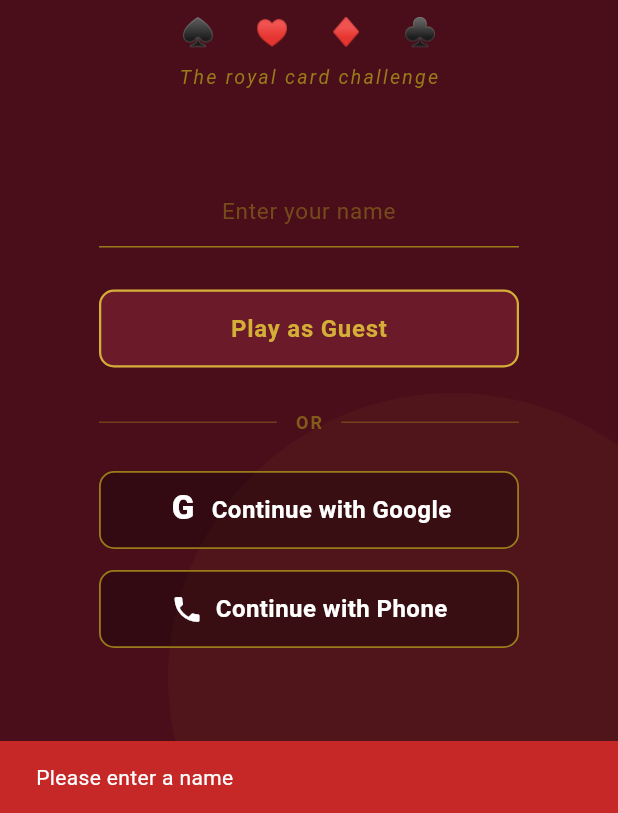
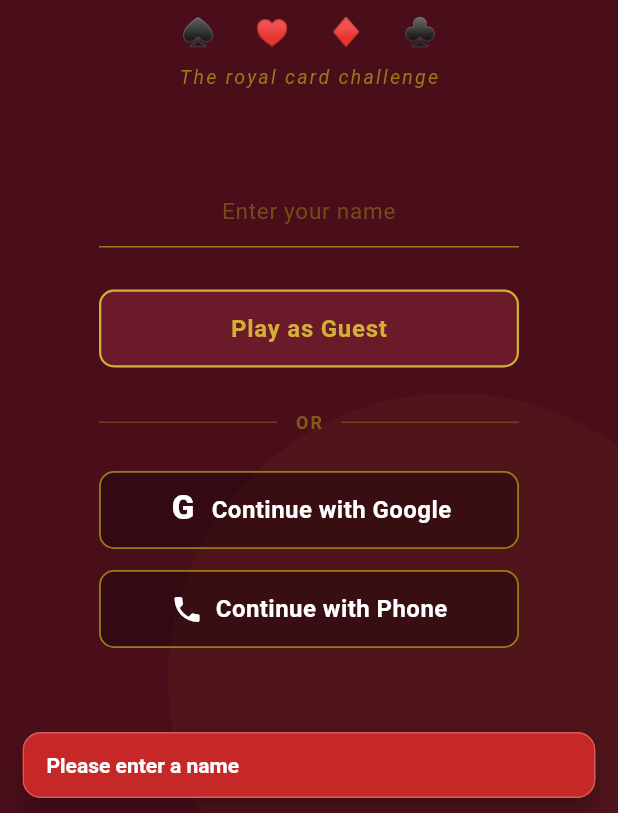
Before and after one commit to itay-nov/royal-frame, a Flutter app: the screen it shows after launch, after a tap on "Play as Guest", on a phone screen of 412 x 824 dp, the part 423-1236 px from its top. Run offline on Flutter 3.47's test engine with Material 3 defaults, Android fonts, the phone set to English and light mode, and no system bars; our stand-ins replace audioplayers, cloud_firestore, confetti, firebase_auth, firebase_core, flutter_secure_storage and 6 more; missing offline and left inert: dart:js_interop, firebase_app_check; accounts and stored records are empty; network calls fail.

Commit message:
feat(resilience): surface duel sync failures, log swallowed errors at call sites
- lib/utils/app_feedback.dart: showAppSnack (token-styled, floating,
  replaces current snack) + logError (kDebugMode-gated, scoped tags).
- duel_service: syncScore and markFinished now return Future<bool> with
  internal try/catch + logging — a thrown Firestore error can no longer
  vanish into a fire-and-forget closure and silently decide a duel with
  a stale score. markAbandoned/signalRematch failures now logged.
- board_screen: duplicated markFinished closures replaced by
  _reportDuelFinished — one retry (transaction is uid-keyed idempotent),
  then an error snack telling the player the result may not be recorded
  (TODO(l10n) for Phase 7). Fire-and-forget service loads get
  .catchError(logError). Periodic score sync documented as self-healing.
- welcome_screen: _showError/_showInfo delegate to showAppSnack.
- main.dart (widget section): snackBarTheme + dialogTheme so all
  Material snacks/dialogs conform to the token chrome.
- tutorial_manager persist + streak_service documented; error snackbar
  reds tokenized to kDanger (identical value to red.shade800).
- Audio-lifecycle try/catches intentionally left bare: harmless
  double-stop guards, logging them is noise (audio is cut-line scope).

Co-Authored-By: Claude Fable 5 <noreply@anthropic.com>

```diff
--- a/lib/main.dart
+++ b/lib/main.dart
@@ -67,6 +67,25 @@ class RoyalFrameApp extends StatelessWidget {
         textButtonTheme: TextButtonThemeData(
           style: TextButton.styleFrom(foregroundColor: kGoldLight),
         ),
+        snackBarTheme: SnackBarThemeData(
+          backgroundColor: kBurgundyLight,
+          behavior: SnackBarBehavior.floating,
+          contentTextStyle: const TextStyle(
+            color: kGoldLight,
+            fontWeight: FontWeight.w600,
+          ),
+          shape: RoundedRectangleBorder(
+            borderRadius: kBrMd,
+            side: const BorderSide(color: kGold, width: 1),
+          ),
+        ),
+        dialogTheme: const DialogThemeData(
+          backgroundColor: kBurgundyLight,
+          shape: RoundedRectangleBorder(
+            borderRadius: kBrLg,
+            side: BorderSide(color: kGold, width: 1.5),
+          ),
+        ),
       ),
       home: initialName == null
           ? const WelcomeScreen()
--- a/lib/screens/welcome_screen.dart
+++ b/lib/screens/welcome_screen.dart
@@ -4,6 +4,7 @@ import 'package:flutter/material.dart';
 import 'package:flutter/services.dart';
 import 'package:shared_preferences/shared_preferences.dart';
 import '../theme_constants.dart';
+import '../utils/app_feedback.dart';
 import '../utils/localization.dart';
 import '../services/auth_service.dart';
 import '../services/db_service.dart';
@@ -67,22 +68,12 @@ class _WelcomeScreenState extends State<WelcomeScreen> {
 
   void _showError(String message) {
     if (!mounted) return;
-    ScaffoldMessenger.of(context).showSnackBar(
-      SnackBar(
-        content: Text(message, style: const TextStyle(color: Colors.white)),
-        backgroundColor: Colors.red.shade800,
-      ),
-    );
+    showAppSnack(context, message, isError: true);
   }
 
   void _showInfo(String message) {
     if (!mounted) return;
-    ScaffoldMessenger.of(context).showSnackBar(
-      SnackBar(
-        content: Text(message, style: const TextStyle(color: Colors.white)),
-        backgroundColor: kBurgundyLight,
-      ),
-    );
+    showAppSnack(context, message);
   }
 
   // ─── Guest login ──────────────────────────────────────────────────────────
--- a/lib/services/streak_service.dart
+++ b/lib/services/streak_service.dart
@@ -1,6 +1,9 @@
 import 'db_service.dart';
 import 'secure_storage_service.dart';
 
+// NOTE: DbService.saveStreak/loadStreak swallow their own Firestore errors
+// (frozen file — accepted limitation). A failed remote sync here is silent
+// and heals on a later launch; local secure storage stays authoritative.
 class StreakService {
   StreakService._();
 
--- /dev/null
+++ b/lib/utils/app_feedback.dart
@@ -0,0 +1,47 @@
+import 'package:flutter/foundation.dart';
+import 'package:flutter/material.dart';
+
+import '../theme_constants.dart';
+
+/// Central user-facing feedback + error logging.
+///
+/// Policy: background work the user didn't initiate logs via [logError]
+/// only; user-initiated flows that fail get a [showAppSnack] with
+/// `isError: true`. Never both silent and unlogged.
+
+/// Shows the app-styled floating snackbar. Replaces any snack currently
+/// showing so rapid events can't queue a backlog.
+void showAppSnack(BuildContext context, String message,
+    {bool isError = false}) {
+  final messenger = ScaffoldMessenger.of(context);
+  messenger.hideCurrentSnackBar();
+  messenger.showSnackBar(
+    SnackBar(
+      content: Text(
+        message,
+        style: TextStyle(
+          color: isError ? Colors.white : kGoldLight,
+          fontWeight: FontWeight.w600,
+        ),
+      ),
+      backgroundColor: isError ? kDanger : kBurgundyLight,
+      behavior: SnackBarBehavior.floating,
+      duration: kDurSnack,
+      shape: RoundedRectangleBorder(
+        borderRadius: kBrMd,
+        side: BorderSide(
+          color: isError ? Colors.white24 : kGold,
+          width: 1,
+        ),
+      ),
+    ),
+  );
+}
+
+/// Debug-visible error trace for swallowed/background failures.
+/// [scope] is a short dotted tag like 'duel.syncScore'.
+void logError(String scope, Object error, [StackTrace? stack]) {
+  if (!kDebugMode) return;
+  debugPrint('[RF:$scope] $error');
+  if (stack != null) debugPrint(stack.toString());
+}
```
Also changed, not shown: lib/screens/board_screen.dart (+46 -38 lines), lib/services/duel_service.dart (+51 -11 lines), lib/services/tutorial_manager.dart (+5 -3 lines).
